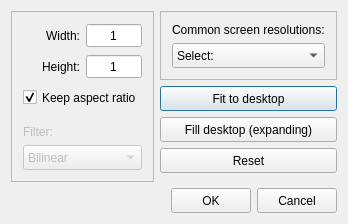
Qt form gui/resizedialog.ui (do-i/thumbgrid) before a commit.
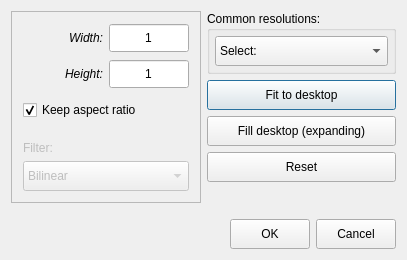
The same form after that commit.

Commit message: mess with the layouts a bit

```diff
--- a/gui/resizedialog.ui
+++ b/gui/resizedialog.ui
@@ -6,10 +6,28 @@
    <rect>
     <x>0</x>
     <y>0</y>
-    <width>331</width>
-    <height>224</height>
+    <width>407</width>
+    <height>260</height>
    </rect>
   </property>
+  <property name="sizePolicy">
+   <sizepolicy hsizetype="Preferred" vsizetype="Preferred">
+    <horstretch>0</horstretch>
+    <verstretch>0</verstretch>
+   </sizepolicy>
+  </property>
+  <property name="minimumSize">
+   <size>
+    <width>0</width>
+    <height>260</height>
+   </size>
+  </property>
+  <property name="maximumSize">
+   <size>
+    <width>500</width>
+    <height>350</height>
+   </size>
+  </property>
   <property name="windowTitle">
    <string>ResizeDialog</string>
   </property>
@@ -22,17 +40,23 @@
         <enum>QFrame::StyledPanel</enum>
        </property>
        <property name="frameShadow">
-        <enum>QFrame::Plain</enum>
+        <enum>QFrame::Raised</enum>
        </property>
        <layout class="QVBoxLayout" name="verticalLayout_3">
         <item>
          <layout class="QGridLayout" name="resGridLayout">
           <item row="0" column="1">
            <widget class="QSpinBox" name="width">
+            <property name="sizePolicy">
+             <sizepolicy hsizetype="Minimum" vsizetype="Fixed">
+              <horstretch>0</horstretch>
+              <verstretch>0</verstretch>
+             </sizepolicy>
+            </property>
             <property name="minimumSize">
              <size>
               <width>0</width>
-              <height>25</height>
+              <height>30</height>
              </size>
             </property>
             <property name="alignment">
@@ -54,6 +78,11 @@
           </item>
           <item row="1" column="0">
            <widget class="QLabel" name="label_2">
+            <property name="font">
+             <font>
+              <italic>true</italic>
+             </font>
+            </property>
             <property name="text">
              <string>Height:</string>
             </property>
@@ -64,6 +93,11 @@
           </item>
           <item row="0" column="0">
            <widget class="QLabel" name="label">
+            <property name="font">
+             <font>
+              <italic>true</italic>
+             </font>
+            </property>
             <property name="text">
              <string>Width:</string>
             </property>
@@ -77,7 +111,7 @@
             <property name="minimumSize">
              <size>
               <width>0</width>
-              <height>25</height>
+              <height>30</height>
              </size>
             </property>
             <property name="alignment">
@@ -107,7 +141,7 @@
           <property name="minimumSize">
            <size>
             <width>0</width>
-            <height>25</height>
+            <height>30</height>
            </size>
           </property>
           <property name="text">
@@ -123,6 +157,9 @@
           <property name="orientation">
            <enum>Qt::Vertical</enum>
           </property>
+          <property name="sizeType">
+           <enum>QSizePolicy::Maximum</enum>
+          </property>
           <property name="sizeHint" stdset="0">
            <size>
             <width>20</width>
@@ -146,10 +183,16 @@
           <property name="enabled">
            <bool>false</bool>
           </property>
+          <property name="sizePolicy">
+           <sizepolicy hsizetype="Minimum" vsizetype="Fixed">
+            <horstretch>0</horstretch>
+            <verstretch>0</verstretch>
+           </sizepolicy>
+          </property>
           <property name="minimumSize">
            <size>
             <width>0</width>
-            <height>25</height>
+            <height>30</height>
            </size>
           </property>
           <property name="currentIndex">
@@ -183,27 +226,38 @@
      <item>
       <layout class="QVBoxLayout" name="verticalLayout_5">
        <item>
-        <widget class="QFrame" name="frame">
-         <property name="frameShape">
-          <enum>QFrame::StyledPanel</enum>
+        <widget class="QGroupBox" name="groupBox">
+         <property name="title">
+          <string>Common resolutions:</string>
          </property>
-         <property name="frameShadow">
-          <enum>QFrame::Plain</enum>
-         </property>
-         <layout class="QVBoxLayout" name="verticalLayout_6">
-          <item>
-           <widget class="QLabel" name="label_3">
-            <property name="text">
-             <string>Common screen resolutions:</string>
-            </property>
-           </widget>
-          </item>
+         <layout class="QVBoxLayout" name="verticalLayout_2">
+          <property name="spacing">
+           <number>0</number>
+          </property>
+          <property name="leftMargin">
+           <number>5</number>
+          </property>
+          <property name="topMargin">
+           <number>5</number>
+          </property>
+          <property name="rightMargin">
+           <number>5</number>
+          </property>
+          <property name="bottomMargin">
+           <number>5</number>
+          </property>
           <item>
            <widget class="QComboBox" name="resComboBox">
+            <property name="sizePolicy">
+             <sizepolicy hsizetype="Minimum" vsizetype="Fixed">
+              <horstretch>0</horstretch>
+              <verstretch>0</verstretch>
+             </sizepolicy>
+            </property>
             <property name="minimumSize">
              <size>
               <width>0</width>
-              <height>25</height>
+              <height>30</height>
              </size>
             </property>
             <item>
@@ -273,10 +327,16 @@
        </item>
        <item>
         <widget class="QPushButton" name="fitDesktopButton">
+         <property name="sizePolicy">
+          <sizepolicy hsizetype="Minimum" vsizetype="Fixed">
+           <horstretch>0</horstretch>
+           <verstretch>0</verstretch>
+          </sizepolicy>
+         </property>
          <property name="minimumSize">
           <size>
            <width>0</width>
-           <height>25</height>
+           <height>30</height>
           </size>
          </property>
          <property name="text">
@@ -289,7 +349,7 @@
          <property name="minimumSize">
           <size>
            <width>0</width>
-           <height>25</height>
+           <height>30</height>
           </size>
          </property>
          <property name="text">
@@ -302,7 +362,7 @@
          <property name="minimumSize">
           <size>
            <width>0</width>
-           <height>25</height>
+           <height>30</height>
           </size>
          </property>
          <property name="text">
@@ -318,7 +378,7 @@
          <property name="sizeHint" stdset="0">
           <size>
            <width>20</width>
-           <height>40</height>
+           <height>0</height>
           </size>
          </property>
         </spacer>
@@ -332,10 +392,13 @@
      <property name="orientation">
       <enum>Qt::Vertical</enum>
      </property>
+     <property name="sizeType">
+      <enum>QSizePolicy::Expanding</enum>
+     </property>
      <property name="sizeHint" stdset="0">
       <size>
        <width>20</width>
-       <height>10</height>
+       <height>0</height>
       </size>
      </property>
     </spacer>
@@ -360,7 +423,7 @@
        <property name="minimumSize">
         <size>
          <width>0</width>
-         <height>25</height>
+         <height>30</height>
         </size>
        </property>
        <property name="text">
@@ -373,7 +436,7 @@
        <property name="minimumSize">
         <size>
          <width>0</width>
-         <height>25</height>
+         <height>30</height>
         </size>
        </property>
        <property name="text">
```
The commit also changes 3 other files.
